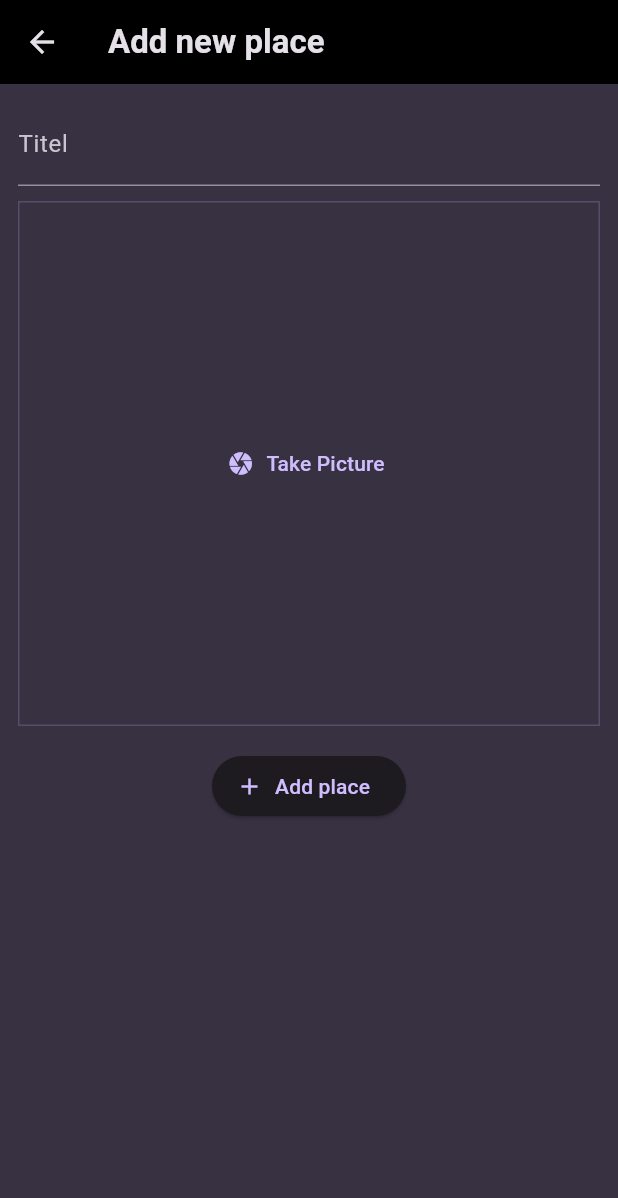
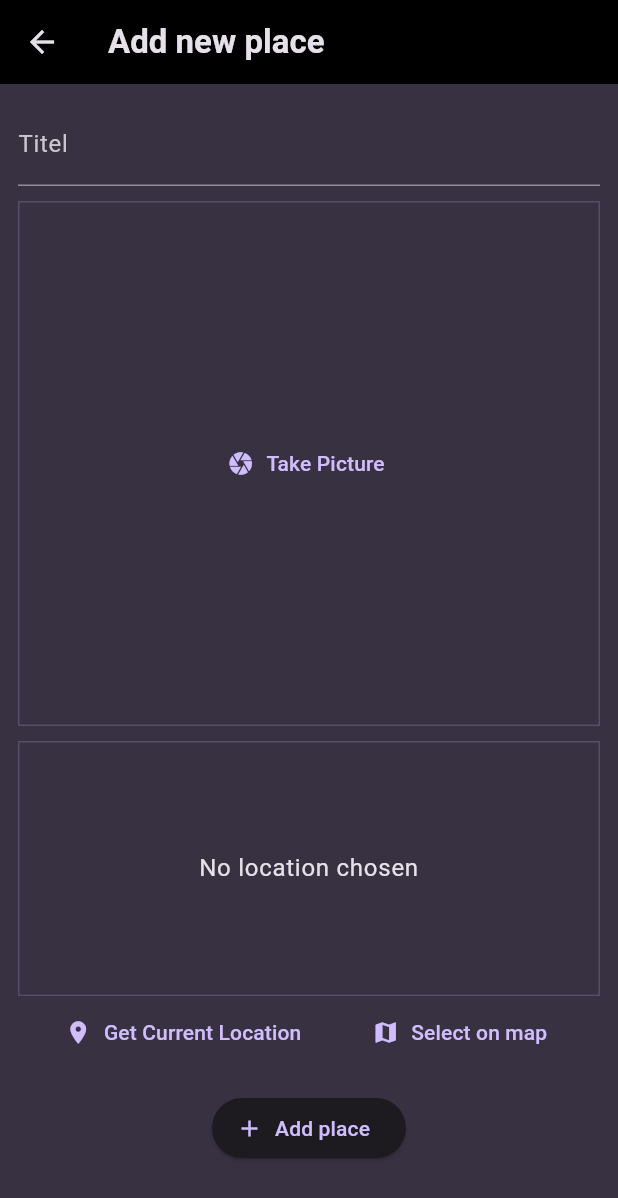
Before and after one commit to AhmadWannous/Flutter-Favorite-Places, a Flutter app: the AddPlaceScreen screen opened directly, on a phone screen of 412 x 824 dp. Shown: the top 1198 px of the screen. Run offline on Flutter 3.47's test engine with Material 3 defaults, Android fonts, the phone set to English and light mode, and no system bars; our stand-ins replace flutter_riverpod, google_fonts, image_picker, location.

Commit message:
Get Current Location

```diff
--- a/lib/models/place.dart
+++ b/lib/models/place.dart
@@ -4,10 +4,27 @@ import 'package:uuid/uuid.dart';
 
 const uuid = Uuid();
 
+class PlaceLocation {
+  const PlaceLocation({
+    required this.latitude,
+    required this.longitude,
+    required this.address,
+  });
+
+  final double latitude;
+  final double longitude;
+  final String address;
+}
+
 class Place {
-  Place({required this.title, required this.image}) : id = uuid.v4();
+  Place({
+    required this.title,
+    required this.image,
+    required this.location,
+  }) : id = uuid.v4();
 
   final String id;
   final String title;
   final File image;
+  final PlaceLocation location;
 }
--- a/lib/providers/user_places.dart
+++ b/lib/providers/user_places.dart
@@ -7,8 +7,8 @@ import 'package:favorite_places/models/place.dart';
 class UserPlacesNotifier extends StateNotifier<List<Place>> {
   UserPlacesNotifier() : super(const []);
 
-  void addPlace(String title, File image) {
-    final newPlce = Place(title: title, image: image);
+  void addPlace(String title, File image, PlaceLocation location) {
+    final newPlce = Place(title: title, image: image, location: location);
     state = [newPlce, ...state];
   }
 }
--- a/lib/screens/add_places.dart
+++ b/lib/screens/add_places.dart
@@ -1,8 +1,10 @@
 import 'dart:io';
 
+import 'package:favorite_places/models/place.dart';
 import 'package:flutter/material.dart';
 import 'package:flutter_riverpod/flutter_riverpod.dart';
 
+import 'package:favorite_places/widgets/location_input.dart';
 import 'package:favorite_places/providers/user_places.dart';
 import 'package:favorite_places/widgets/image_input.dart';
 
@@ -18,17 +20,20 @@ class AddPlaceScreen extends ConsumerStatefulWidget {
 class _AddPlaceScreensState extends ConsumerState<AddPlaceScreen> {
   final _titelControllar = TextEditingController();
   File? _selectedImage;
+  PlaceLocation? _selectedLocation;
 
   void _savePlace() {
     final entredTitel = _titelControllar.text;
 
-    if (entredTitel.isEmpty || _selectedImage == null) {
+    if (entredTitel.isEmpty ||
+        _selectedImage == null ||
+        _selectedLocation == null) {
       return;
     }
 
     ref
         .read(userPlacesProvider.notifier)
-        .addPlace(entredTitel, _selectedImage!);
+        .addPlace(entredTitel, _selectedImage!, _selectedLocation!);
     Navigator.of(context).pop();
   }
 
@@ -62,6 +67,12 @@ class _AddPlaceScreensState extends ConsumerState<AddPlaceScreen> {
                 _selectedImage = image;
               },
             ),
+            const SizedBox(height: 10),
+            LocationInput(
+              onSelectLocation: (location) {
+                _selectedLocation = location;
+              },
+            ),
             const SizedBox(height: 16),
             ElevatedButton.icon(
               onPressed: _savePlace,
--- /dev/null
+++ b/lib/widgets/location_input.dart
@@ -0,0 +1,146 @@
+import 'dart:convert';
+
+import 'package:flutter/material.dart';
+import 'package:location/location.dart';
+import 'package:http/http.dart' as http;
+
+import 'package:favorite_places/models/place.dart';
+
+class LocationInput extends StatefulWidget {
+  const LocationInput({
+    super.key,
+    required this.onSelectLocation,
+  });
+
+  final void Function(PlaceLocation) onSelectLocation;
+
+  @override
+  State<LocationInput> createState() {
+    return _LocationInputState();
+  }
+}
+
+class _LocationInputState extends State<LocationInput> {
+  PlaceLocation? _pickedLocation;
+  var _isGettingLocation = false;
+
+  String get locationImage {
+    if (_pickedLocation == null) {
+      return '';
+    }
+    final lat = _pickedLocation!.latitude;
+    final lng = _pickedLocation!.longitude;
+
+    return 'https://maps.googleapis.com/maps/api/staticmap?center=$lat,$lng&zoom=16&size=600x300&maptype=roadmap&markers=color:blue%7Clabel:A%7C$lat,$lng&key=AIzaSyBDEJo1Ul0tNBy4iYlSqPQxUZ1Gnm3FxMQ';
+  }
+
+  void _getCurrentLocation() async {
+    Location location = Location();
+
+    bool serviceEnabled;
+    PermissionStatus permissionGranted;
+    LocationData locationData;
+
+    serviceEnabled = await location.serviceEnabled();
+    if (!serviceEnabled) {
+      serviceEnabled = await location.requestService();
+      if (!serviceEnabled) {
+        return;
+      }
+    }
+
+    permissionGranted = await location.hasPermission();
+    if (permissionGranted == PermissionStatus.denied) {
+      permissionGranted = await location.requestPermission();
+      if (permissionGranted != PermissionStatus.granted) {
+        return;
+      }
+    }
+
+    setState(() {
+      _isGettingLocation = true;
+    });
+
+    locationData = await location.getLocation();
+
+    final lat = locationData.latitude;
+    final lng = locationData.longitude;
+
+    if (lat == null || lng == null) {
+      return;
+    }
+
+    final url = Uri.parse(
+        'https://maps.googleapis.com/maps/api/geocode/json?latlng=$lat,$lng&key=AIzaSyBDEJo1Ul0tNBy4iYlSqPQxUZ1Gnm3FxMQ');
+    final response = await http.get(url);
+    final resData = json.decode(response.body);
+    final address = resData['results'][0]['formatted_address'];
+
+    setState(() {
+      _pickedLocation = PlaceLocation(
+        latitude: lat,
+        longitude: lng,
+        address: address,
+      );
+      _isGettingLocation = false;
+    });
+
+    widget.onSelectLocation(_pickedLocation!);
+  }
+
+  @override
+  Widget build(BuildContext context) {
+    Widget previewContent = Text(
+      'No location chosen',
+      textAlign: TextAlign.center,
+      style: Theme.of(context).textTheme.bodyLarge!.copyWith(
+            color: Theme.of(context).colorScheme.onSurface,
+          ),
+    );
+
+    if (_pickedLocation != null) {
+      previewContent = Image.network(
+        locationImage,
+        fit: BoxFit.cover,
+        width: double.infinity,
+        height: double.infinity,
+      );
+    }
+
+    if (_isGettingLocation) {
+      previewContent = CircularProgressIndicator();
+    }
+
+    return Column(
+      children: [
+        Container(
+          height: 170,
+          width: double.infinity,
+          alignment: Alignment.center,
+          decoration: BoxDecoration(
+            border: Border.all(
+              width: 1,
+              color: Theme.of(context).colorScheme.primary.withOpacity(0.2),
+            ),
+          ),
+          child: previewContent,
+        ),
+        Row(
+          mainAxisAlignment: MainAxisAlignment.spaceEvenly,
+          children: [
+            TextButton.icon(
+              icon: const Icon(Icons.location_on),
+              onPressed: _getCurrentLocation,
+              label: const Text('Get Current Location'),
+            ),
+            TextButton.icon(
+              icon: const Icon(Icons.map),
+              onPressed: () {},
+              label: const Text('Select on map'),
+            ),
+          ],
+        ),
+      ],
+    );
+  }
+}
--- a/lib/widgets/places_list.dart
+++ b/lib/widgets/places_list.dart
@@ -33,6 +33,12 @@ class PlacesList extends StatelessWidget {
                 color: Theme.of(context).colorScheme.onSurface,
               ),
         ),
+        subtitle: Text(
+          places[index].location.address,
+          style: Theme.of(context).textTheme.bodySmall!.copyWith(
+                color: Theme.of(context).colorScheme.onSurface,
+              ),
+        ),
         onTap: () {
           Navigator.of(context).push(
             MaterialPageRoute(
--- a/pubspec.yaml
+++ b/pubspec.yaml
@@ -39,6 +39,8 @@ dependencies:
   uuid: ^4.5.1
   flutter_riverpod: ^2.6.1
   image_picker: ^1.1.2
+  location: ^7.0.1
+  http: ^1.3.0
 
 dev_dependencies:
   flutter_test:
```
Also changed, not shown: lib/screens/place_detail.dart (+47 -2 lines), pubspec.lock, 1 other file.
